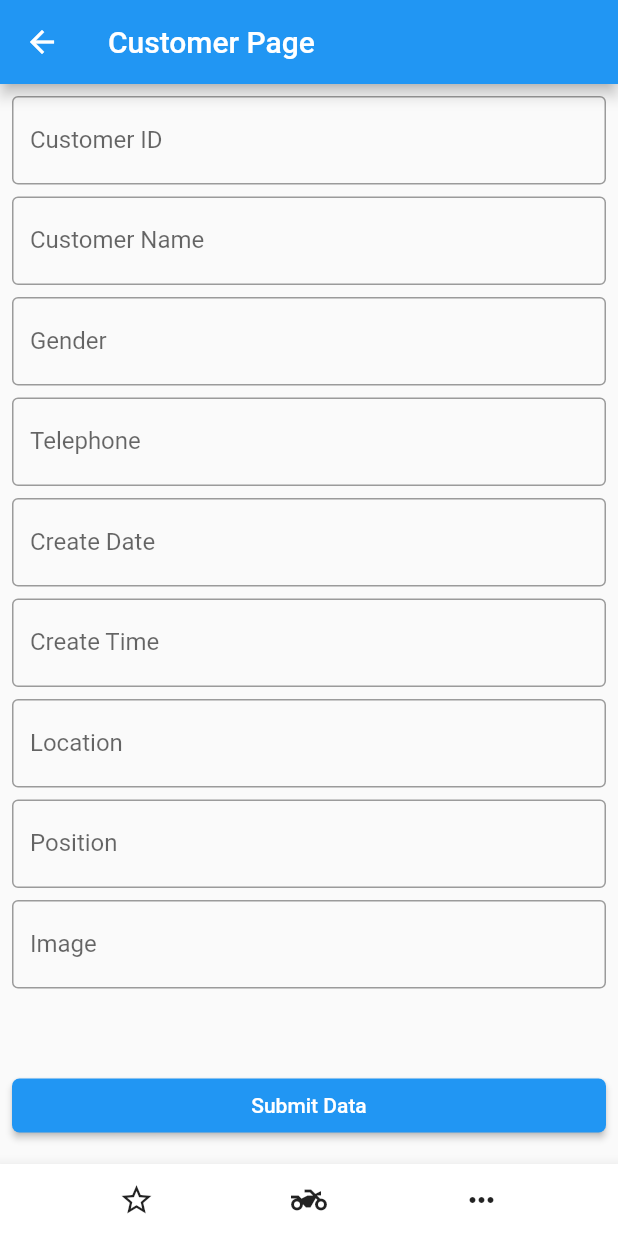
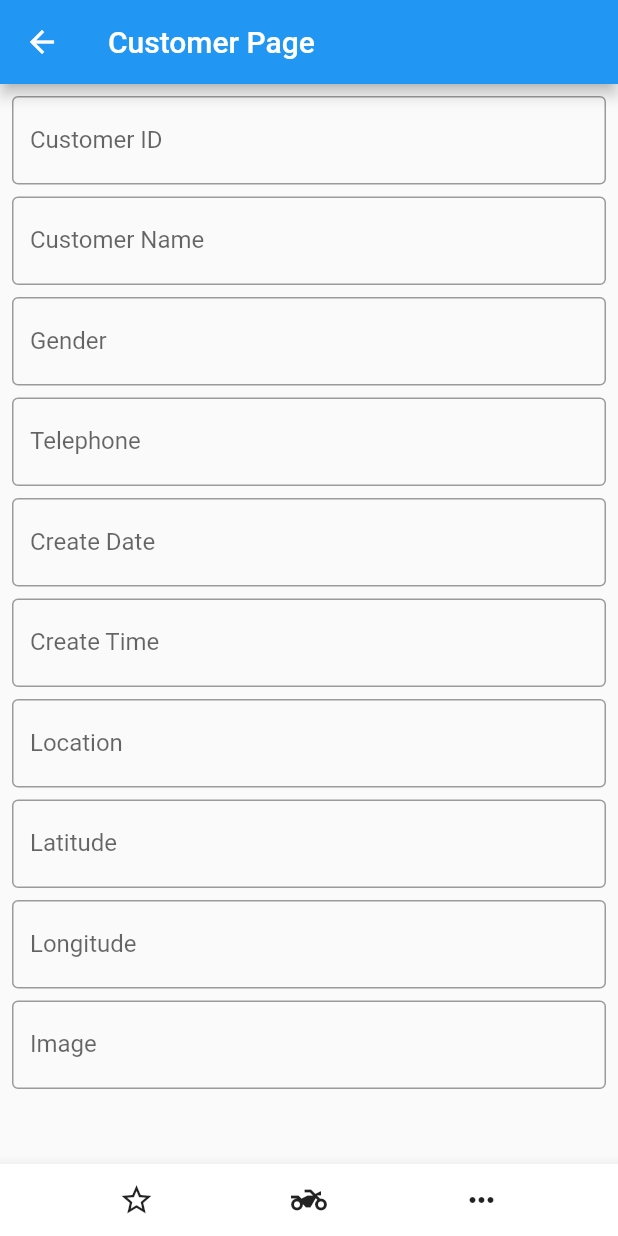
Before and after one commit to MounSovongdy/LoyEat_Admin, a Flutter app: the CustomerScreen screen opened directly, on a phone screen of 412 x 824 dp. Run offline on Flutter 3.47's test engine with Material 2 defaults, Android fonts, the phone set to English and light mode, and no system bars; our stand-ins replace cloud_firestore, firebase_core; accounts and stored records are empty.

Commit message:
position stroe

```diff
--- a/lib/src/srceen/customer_srceen.dart
+++ b/lib/src/srceen/customer_srceen.dart
@@ -1,7 +1,7 @@
 // ignore_for_file: deprecated_member_use
+import 'package:cloud_firestore/cloud_firestore.dart';
 import 'package:flutter/material.dart';
 import 'package:loyeat_admin/src/widget/bottom_app_bar_widget.dart';
-import 'package:cloud_firestore/cloud_firestore.dart';
 
 class CustomerScreen extends StatefulWidget {
   const CustomerScreen({Key? key}) : super(key: key);
@@ -19,7 +19,8 @@ class _CustomerScreenState extends State<CustomerScreen> {
   final createTime = TextEditingController();
   final image = TextEditingController();
   final location = TextEditingController();
-  final position = TextEditingController();
+  final latitude = TextEditingController();
+  final longitude = TextEditingController();
 
   CollectionReference customers = FirebaseFirestore.instance.collection('customers');
 
@@ -47,7 +48,8 @@ class _CustomerScreenState extends State<CustomerScreen> {
         textEditingController(controller: createAt, labletext: 'Create Date'),
         textEditingController(controller: createTime, labletext: 'Create Time'),
         textEditingController(controller: location, labletext: 'Location'),
-        textEditingController(controller: position, labletext: 'Position'),
+        textEditingController(controller: latitude, labletext: 'Latitude'),
+        textEditingController(controller: longitude, labletext: 'Longitude'),
         textEditingController(controller: image, labletext: 'Image'),
         buttonSubmit,
       ],
@@ -94,7 +96,7 @@ class _CustomerScreenState extends State<CustomerScreen> {
                     'create_time': createTime.text,
                     'gender': gender.text,
                     'tel': tel.text,
-                    'position': position.text,
+                    'position': GeoPoint(double.parse(latitude.text),double.parse(longitude.text)),
                     'location': location.text,
                     'image': image.text,
                   }).then((value) => print('Customer Added'));
@@ -105,7 +107,8 @@ class _CustomerScreenState extends State<CustomerScreen> {
                   createAt.clear();
                   createTime.clear();
                   location.clear();
-                  position.clear();
+                  latitude.clear();
+                  longitude.clear();
                   image.clear();
                 },
                 color: Colors.blue,
--- a/lib/src/srceen/marchants_srceen.dart
+++ b/lib/src/srceen/marchants_srceen.dart
@@ -18,7 +18,8 @@ class _MarchantsSrceenState extends State<MarchantsSrceen> {
   final createAt = TextEditingController();
   final tel = TextEditingController();
   final location = TextEditingController();
-  final position = TextEditingController();
+  final latitude = TextEditingController();
+  final longitude = TextEditingController();
   final image = TextEditingController();
 
 
@@ -47,7 +48,8 @@ class _MarchantsSrceenState extends State<MarchantsSrceen> {
         textEditingController(controller: tel,labletext: 'Telephone'),
         textEditingController(controller: createAt,labletext: 'Create Date'),
         textEditingController(controller: location,labletext: 'Location'),
-        textEditingController(controller: position,labletext: 'Position'),
+        textEditingController(controller: latitude, labletext: 'Latitude'),
+        textEditingController(controller: longitude, labletext: 'Longitude'),
         textEditingController(controller: image,labletext: 'Image'),
 
         buttonSubmit,
@@ -96,7 +98,7 @@ class _MarchantsSrceenState extends State<MarchantsSrceen> {
                     'tel' : tel.text,
                     'create_at' : createAt.text,
                     'location' : location.text,
-                    'position' : position.text,
+                    'position' : GeoPoint(double.parse(latitude.text),double.parse(longitude.text)),
                     'image' : image.text,
                   }).then((value) => print(' Deliver Added'));
 
@@ -106,7 +108,8 @@ class _MarchantsSrceenState extends State<MarchantsSrceen> {
                   tel.clear();
                   createAt.clear();
                   location.clear();
-                  position.clear();
+                  latitude.clear();
+                  longitude.clear();
                   image.clear();
                 },
                 color: Colors.blue,
```
Also changed, not shown: lib/src/srceen/deliver_srceen.dart (+16 -9 lines).
